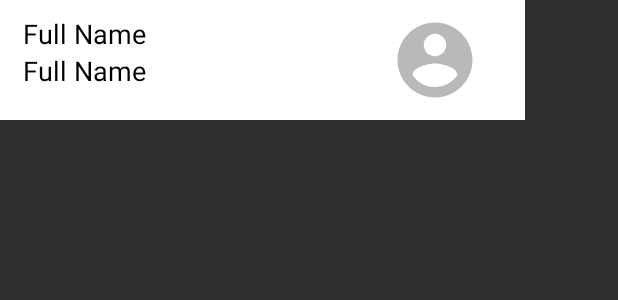
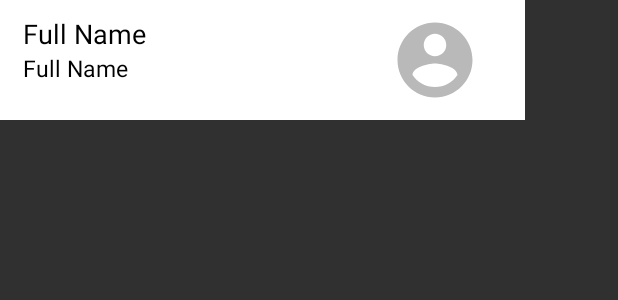
Before and after one commit to JessicaS97/CollabAndroid, an Android app: the layout group_individual_layout.xml on its own in the app's theme, with its tools: preview values and no code run, on a phone screen of 412 x 824 dp. Shown: the top 300 px of the screen. Run offline under Robolectric (Android 15) with nearby library versions, the phone set to English and light mode, and no system bars; Roboto replaces fonts that are not available here.

```diff
--- a/app/src/main/res/layout/group_individual_layout.xml
+++ b/app/src/main/res/layout/group_individual_layout.xml
@@ -43,7 +43,7 @@
         android:singleLine="true"
         android:text="@string/full_name"
         android:textColor="@color/black"
-        android:textSize="18sp"
+        android:textSize="15sp"
         app:layout_constraintStart_toStartOf="parent"
         app:layout_constraintTop_toBottomOf="@+id/groupName" />
 
```
Also changed, not shown: app/src/main/java/com/collab/AdapterClass.java (+3 -8 lines), app/src/main/java/com/collab/ExploreMain.java (+7 -3 lines).
